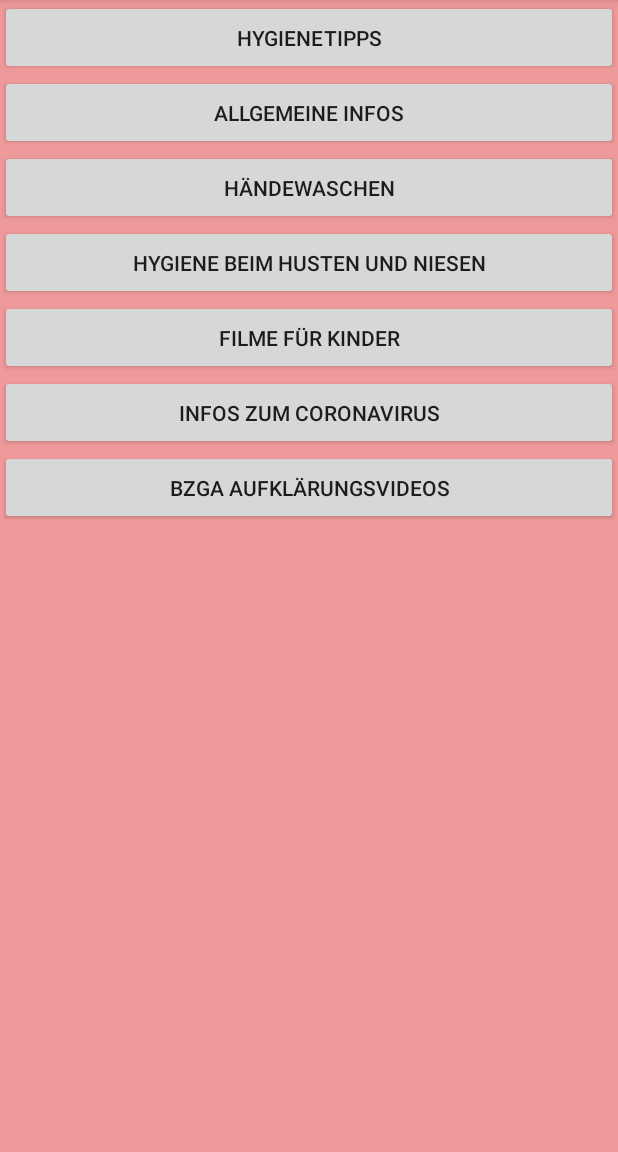
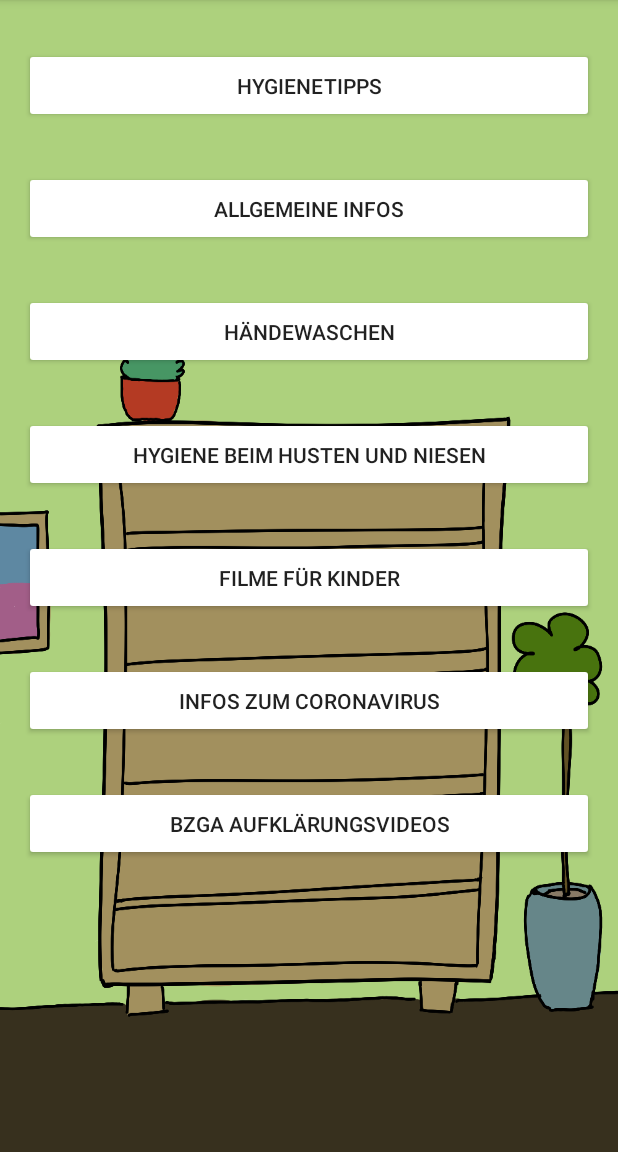
Before and after one commit to Fasust/quest_for_ultimate_hygiene, an Android app: the fragment Library shown on its own in the app's theme, on a phone screen of 412 x 824 dp, the part 84-1236 px from its top. Run offline under Robolectric (Android 15) with nearby library versions, the phone set to English and light mode, and no system bars.

Commit message:
Add Lenas image to bib

```diff
--- a/app/src/main/res/layout/fragment_library.xml
+++ b/app/src/main/res/layout/fragment_library.xml
@@ -3,7 +3,7 @@
     xmlns:tools="http://schemas.android.com/tools"
     android:layout_width="match_parent"
     android:layout_height="match_parent"
-    android:background="#EF9A9A"
+    android:background="@mipmap/regal"
     android:orientation="vertical"
     tools:context=".Library">
 
@@ -11,42 +11,70 @@
         android:id="@+id/btnLib1"
         android:layout_width="match_parent"
         android:layout_height="50dp"
+        android:layout_marginLeft="16dp"
+        android:layout_marginTop="32dp"
+        android:layout_marginRight="16dp"
+        android:backgroundTint="#FFFFFF"
         android:text="Hygienetipps" />
 
     <Button
         android:id="@+id/btnLib2"
         android:layout_width="match_parent"
         android:layout_height="50dp"
+        android:layout_marginLeft="16dp"
+        android:layout_marginTop="32dp"
+        android:layout_marginRight="16dp"
+        android:backgroundTint="#FFFFFF"
         android:text="Allgemeine Infos" />
 
     <Button
         android:id="@+id/btnLib3"
         android:layout_width="match_parent"
         android:layout_height="50dp"
+        android:layout_marginLeft="16dp"
+        android:layout_marginTop="32dp"
+        android:layout_marginRight="16dp"
+        android:backgroundTint="#FFFFFF"
         android:text="Händewaschen" />
 
     <Button
         android:id="@+id/btnLib4"
         android:layout_width="match_parent"
         android:layout_height="50dp"
+        android:layout_marginLeft="16dp"
+        android:layout_marginTop="32dp"
+        android:layout_marginRight="16dp"
+        android:backgroundTint="#FFFFFF"
         android:text="Hygiene beim Husten und Niesen" />
 
     <Button
         android:id="@+id/btnLib5"
         android:layout_width="match_parent"
         android:layout_height="50dp"
+        android:layout_marginLeft="16dp"
+        android:layout_marginTop="32dp"
+        android:layout_marginRight="16dp"
+        android:backgroundTint="#FFFFFF"
         android:text="Filme für Kinder" />
 
     <Button
         android:id="@+id/btnLib6"
         android:layout_width="match_parent"
         android:layout_height="50dp"
+        android:layout_marginLeft="16dp"
+        android:layout_marginTop="32dp"
+        android:layout_marginRight="16dp"
+        android:backgroundTint="#FFFFFF"
         android:text="Infos zum Coronavirus" />
 
     <Button
         android:id="@+id/btnLib7"
         android:layout_width="match_parent"
         android:layout_height="50dp"
+        android:layout_marginLeft="16dp"
+        android:layout_marginTop="32dp"
+        android:layout_marginRight="16dp"
+        android:backgroundTint="#FFFFFF"
         android:text="BZgA AUfklärungsvideos" />
 
 </LinearLayout>
```
Also changed, not shown: app/src/main/res/mipmap-xxhdpi/regal.png (renamed from app/src/main/res/drawable/regal.png).
